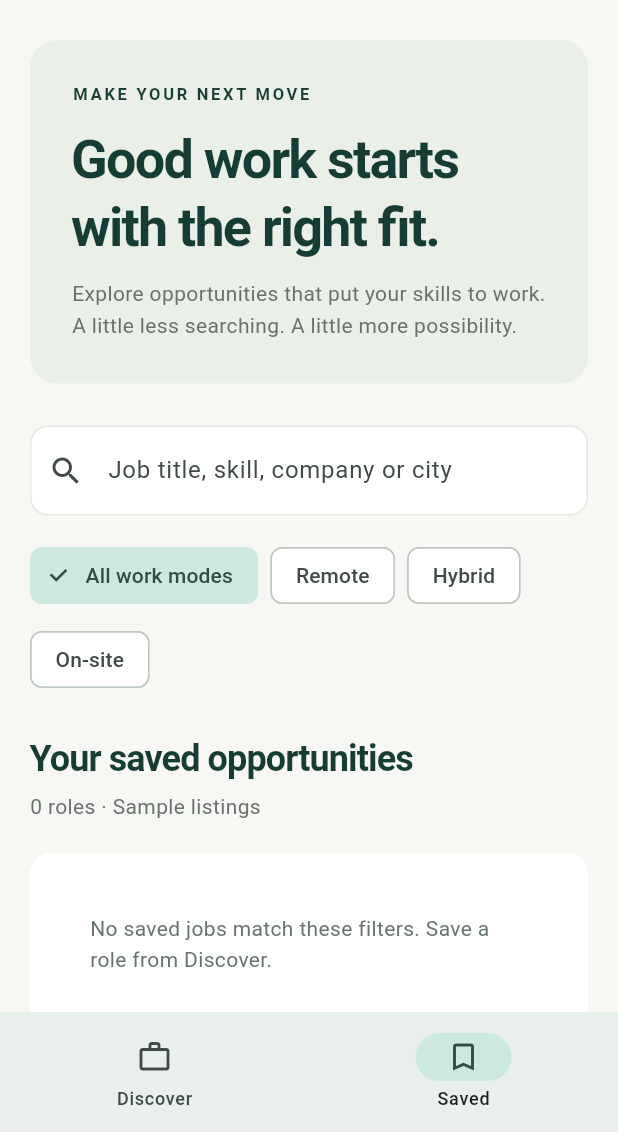
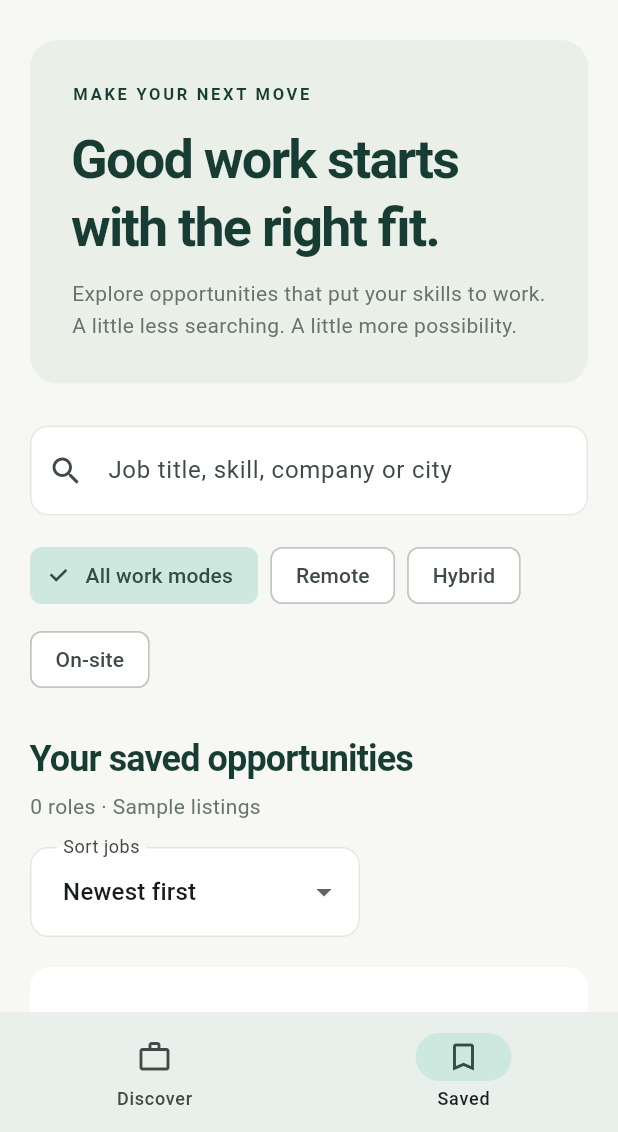
Before and after one commit to vishalpoute/SmartHire, a Flutter app: the screen it shows after launch, item 2 of the bottom bar chosen, on a phone screen of 412 x 824 dp, the part 104-1236 px from its top. Run offline on Flutter 3.47's test engine with Material 3 defaults, Android fonts, the phone set to English and light mode, and no system bars; our stand-ins replace firebase_auth, firebase_core, flutter_bloc; accounts and stored records are empty.

Commit message:
Add job sorting and resettable discovery filters

```diff
--- a/apps/flutter_app/lib/features/jobs/presentation/job_discovery_page.dart
+++ b/apps/flutter_app/lib/features/jobs/presentation/job_discovery_page.dart
@@ -65,15 +65,7 @@ class JobDiscoveryPage extends StatelessWidget {
                               children: [
                                 const _Introduction(),
                                 const SizedBox(height: 28),
-                                TextField(
-                                  key: const Key('job-search'),
-                                  onChanged: context.read<JobsCubit>().search,
-                                  decoration: const InputDecoration(
-                                    hintText:
-                                        'Job title, skill, company or city',
-                                    prefixIcon: Icon(Icons.search),
-                                  ),
-                                ),
+                                const _JobSearch(),
                                 const SizedBox(height: 16),
                                 const _Filters(),
                                 const SizedBox(height: 26),
@@ -96,6 +88,46 @@ class JobDiscoveryPage extends StatelessWidget {
         ),
       );
     },
+  );
+}
+
+class _JobSearch extends StatefulWidget {
+  const _JobSearch();
+  @override
+  State<_JobSearch> createState() => _JobSearchState();
+}
+
+class _JobSearchState extends State<_JobSearch> {
+  late final TextEditingController _controller;
+  @override
+  void initState() {
+    super.initState();
+    _controller = TextEditingController(
+      text: context.read<JobsCubit>().state.query,
+    );
+  }
+
+  @override
+  void dispose() {
+    _controller.dispose();
+    super.dispose();
+  }
+
+  @override
+  Widget build(BuildContext context) => BlocListener<JobsCubit, JobsState>(
+    listenWhen: (previous, current) => previous.query != current.query,
+    listener: (context, state) {
+      if (_controller.text != state.query) _controller.text = state.query;
+    },
+    child: TextField(
+      controller: _controller,
+      key: const Key('job-search'),
+      onChanged: context.read<JobsCubit>().search,
+      decoration: const InputDecoration(
+        hintText: 'Job title, skill, company or city',
+        prefixIcon: Icon(Icons.search),
+      ),
+    ),
   );
 }
 
@@ -366,6 +398,42 @@ class _Results extends StatelessWidget {
           Text(
             '${jobs.length} ${jobs.length == 1 ? 'role' : 'roles'} · Sample listings',
           ),
+          const SizedBox(height: 16),
+          Wrap(
+            spacing: 12,
+            runSpacing: 8,
+            crossAxisAlignment: WrapCrossAlignment.center,
+            children: [
+              SizedBox(
+                width: 220,
+                child: DropdownButtonFormField<JobSort>(
+                  isExpanded: true,
+                  key: ValueKey(state.sort),
+                  initialValue: state.sort,
+                  decoration: const InputDecoration(labelText: 'Sort jobs'),
+                  items: const [
+                    DropdownMenuItem(
+                      value: JobSort.newest,
+                      child: Text('Newest first'),
+                    ),
+                    DropdownMenuItem(
+                      value: JobSort.title,
+                      child: Text('Job title A-Z'),
+                    ),
+                  ],
+                  onChanged: (value) {
+                    if (value != null) context.read<JobsCubit>().sortBy(value);
+                  },
+                ),
+              ),
+              if (state.query.isNotEmpty || state.mode != null)
+                TextButton.icon(
+                  onPressed: context.read<JobsCubit>().resetFilters,
+                  icon: const Icon(Icons.filter_alt_off_outlined, size: 18),
+                  label: const Text('Reset filters'),
+                ),
+            ],
+          ),
           const SizedBox(height: 20),
           if (jobs.isEmpty)
             Container(
--- a/apps/flutter_app/lib/features/jobs/presentation/jobs_cubit.dart
+++ b/apps/flutter_app/lib/features/jobs/presentation/jobs_cubit.dart
@@ -2,6 +2,8 @@ import 'package:flutter_bloc/flutter_bloc.dart';
 
 import '../domain/job.dart';
 import '../domain/job_repository.dart';
+
+enum JobSort { newest, title }
 
 enum JobsStatus { initial, loading, ready, failure }
 
@@ -13,6 +15,7 @@ class JobsState {
     this.mode,
     Set<String> savedIds = const {},
     this.savedOnly = false,
+    this.sort = JobSort.newest,
   }) : jobs = List.unmodifiable(jobs),
        savedIds = Set.unmodifiable(savedIds);
   final JobsStatus status;
@@ -21,10 +24,11 @@ class JobsState {
   final WorkMode? mode;
   final Set<String> savedIds;
   final bool savedOnly;
+  final JobSort sort;
 
   List<Job> get visibleJobs {
     final term = query.trim().toLowerCase();
-    return jobs
+    final result = jobs
         .where(
           (job) =>
               (mode == null || job.mode == mode) &&
@@ -34,6 +38,13 @@ class JobsState {
                   .contains(term),
         )
         .toList(growable: false);
+    result.sort((a, b) {
+      final comparison = sort == JobSort.newest
+          ? a.postedDaysAgo.compareTo(b.postedDaysAgo)
+          : a.title.toLowerCase().compareTo(b.title.toLowerCase());
+      return comparison == 0 ? a.id.compareTo(b.id) : comparison;
+    });
+    return result;
   }
 }
 
@@ -53,6 +64,8 @@ class JobsCubit extends Cubit<JobsState> {
 
   void search(String query) => emit(_next(query: query));
   void filter(WorkMode? mode) => emit(_next(mode: mode, replaceMode: true));
+  void sortBy(JobSort sort) => emit(_next(sort: sort));
+  void resetFilters() => emit(_next(query: '', replaceMode: true));
   void showSaved(bool enabled) => emit(_next(savedOnly: enabled));
   void toggleSaved(String id) {
     final ids = {...state.savedIds};
@@ -68,6 +81,7 @@ class JobsCubit extends Cubit<JobsState> {
     bool replaceMode = false,
     Set<String>? savedIds,
     bool? savedOnly,
+    JobSort? sort,
   }) => JobsState(
     status: status ?? state.status,
     jobs: jobs ?? state.jobs,
@@ -75,5 +89,6 @@ class JobsCubit extends Cubit<JobsState> {
     mode: replaceMode ? mode : state.mode,
     savedIds: savedIds ?? state.savedIds,
     savedOnly: savedOnly ?? state.savedOnly,
+    sort: sort ?? state.sort,
   );
 }
```
Also changed, not shown: 3 other files.
